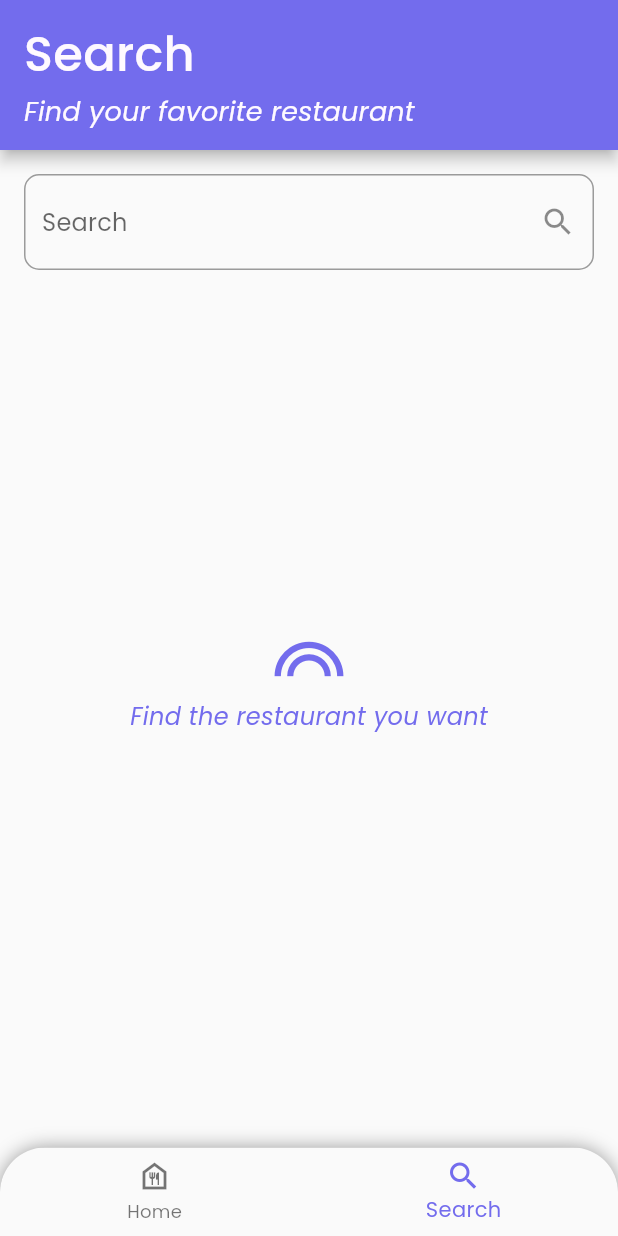
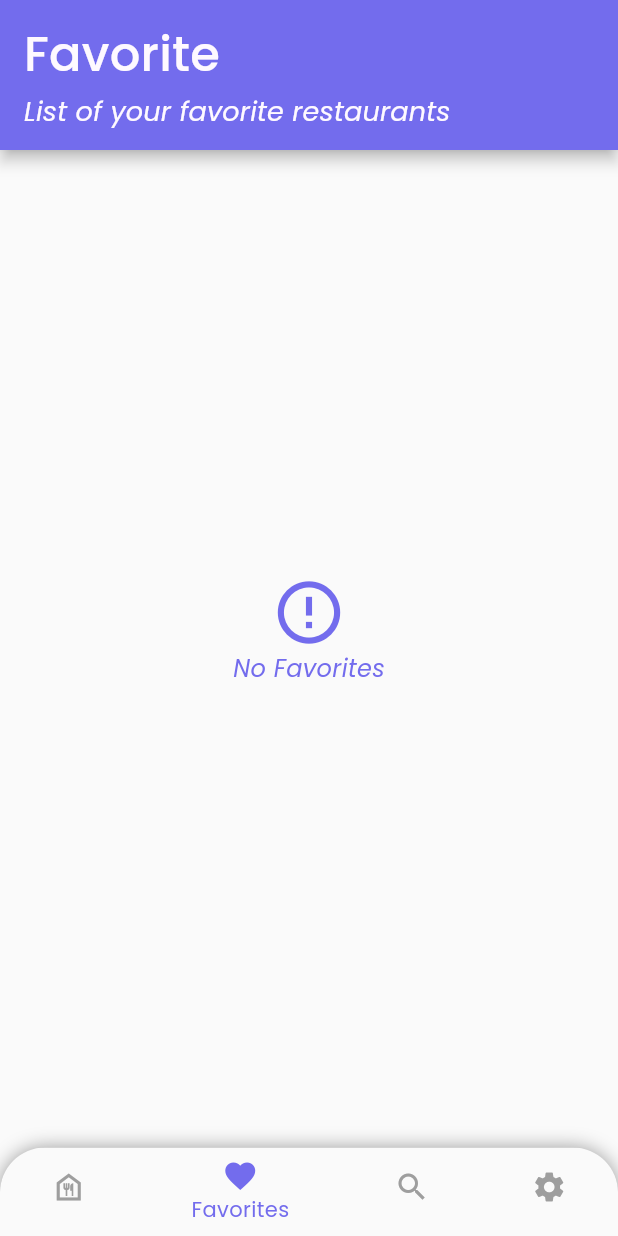
Before and after one commit to fazaimron27/dicoding_project_restaurant_app, a Flutter app: the screen it shows after launch, item 2 of the bottom bar chosen, on a phone screen of 412 x 824 dp. Run offline on Flutter 3.47's test engine with Material 2 defaults, Android fonts, the light colour scheme and no system bars; our stand-ins replace connectivity_plus, flutter_rating_bar, google_fonts, sqflite; accounts and stored records are empty; network calls fail.

Commit message:
feat: added favorite restaurant functionality

```diff
--- a/lib/home.dart
+++ b/lib/home.dart
@@ -1,14 +1,17 @@
 import 'dart:async';
 import 'dart:developer' as developer;
+import 'package:dicoding_project_restaurant_app/ui/favorite_restaurants.dart';
 import 'package:flutter/material.dart';
 import 'package:flutter/services.dart';
 import 'package:provider/provider.dart';
 import 'package:connectivity_plus/connectivity_plus.dart';
 import 'package:dicoding_project_restaurant_app/common/styles.dart';
+import 'package:dicoding_project_restaurant_app/ui/search.dart';
 import 'package:dicoding_project_restaurant_app/ui/restaurants.dart';
-import 'package:dicoding_project_restaurant_app/ui/search.dart';
 import 'package:dicoding_project_restaurant_app/data/api/api_service.dart';
+import 'package:dicoding_project_restaurant_app/data/db/database_helper.dart';
 import 'package:dicoding_project_restaurant_app/provider/search_provider.dart';
+import 'package:dicoding_project_restaurant_app/provider/database_provider.dart';
 import 'package:dicoding_project_restaurant_app/provider/restaurant_provider.dart';
 import 'package:dicoding_project_restaurant_app/utils/custom_error_exception.dart';
 
@@ -68,12 +71,20 @@ class HomeState extends State<Home> {
   static final List<Widget> _pages = <Widget>[
     ChangeNotifierProvider<RestaurantsProvider>(
       create: (_) => RestaurantsProvider(apiService: ApiService()),
-      child: const Restaurants(),
+      child: ChangeNotifierProvider<DatabaseProvider>(
+        create: (_) => DatabaseProvider(databaseHelper: DatabaseHelper()),
+        child: const Restaurants(),
+      ),
+    ),
+    ChangeNotifierProvider<DatabaseProvider>(
+      create: (_) => DatabaseProvider(databaseHelper: DatabaseHelper()),
+      child: const FavoriteRestaurants(),
     ),
     ChangeNotifierProvider<SearchProvider>(
       create: (_) => SearchProvider(apiService: ApiService()),
       child: const Search(),
     ),
+    const Text('Settings'),
   ];
 
   void _onItemTapped(int index) {
@@ -114,6 +125,7 @@ class HomeState extends State<Home> {
           ),
           child: BottomNavigationBar(
             fixedColor: secondaryColor,
+            unselectedItemColor: Colors.grey,
             items: const <BottomNavigationBarItem>[
               BottomNavigationBarItem(
                 icon: Icon(Icons.food_bank_outlined),
@@ -121,9 +133,19 @@ class HomeState extends State<Home> {
                 activeIcon: Icon(Icons.food_bank_outlined),
               ),
               BottomNavigationBarItem(
+                icon: Icon(Icons.favorite_border),
+                label: 'Favorites',
+                activeIcon: Icon(Icons.favorite),
+              ),
+              BottomNavigationBarItem(
                 icon: Icon(Icons.search),
                 label: 'Search',
                 activeIcon: Icon(Icons.search_sharp),
+              ),
+              BottomNavigationBarItem(
+                icon: Icon(Icons.settings),
+                label: 'Settings',
+                activeIcon: Icon(Icons.settings),
               ),
             ],
             currentIndex: _selectedIndex,
--- a/lib/main.dart
+++ b/lib/main.dart
@@ -1,3 +1,5 @@
+import 'package:dicoding_project_restaurant_app/data/db/database_helper.dart';
+import 'package:dicoding_project_restaurant_app/provider/database_provider.dart';
 import 'package:flutter/material.dart';
 import 'package:provider/provider.dart';
 import 'package:dicoding_project_restaurant_app/common/styles.dart';
@@ -35,13 +37,15 @@ class MyApp extends StatelessWidget {
         SplashScreen.routeName: (context) => const SplashScreen(),
         Home.routeName: (context) => const Home(),
         RestaurantDetailPage.routeName: (context) => ChangeNotifierProvider(
-              create: (_) => RestaurantDetailProvider(
-                  apiService: ApiService(),
-                  id: ModalRoute.of(context)!.settings.arguments as String),
+            create: (_) => RestaurantDetailProvider(
+                apiService: ApiService(),
+                id: ModalRoute.of(context)!.settings.arguments as String),
+            child: ChangeNotifierProvider<DatabaseProvider>(
+              create: (_) => DatabaseProvider(databaseHelper: DatabaseHelper()),
               child: RestaurantDetailPage(
                 id: ModalRoute.of(context)!.settings.arguments as String,
               ),
-            ),
+            )),
         Review.routeName: (context) => ChangeNotifierProvider(
               create: (_) => RestaurantDetailProvider(
                   apiService: ApiService(),
```
Also changed, not shown: lib/widgets/card_restaurant.dart (+40 -1 lines).
